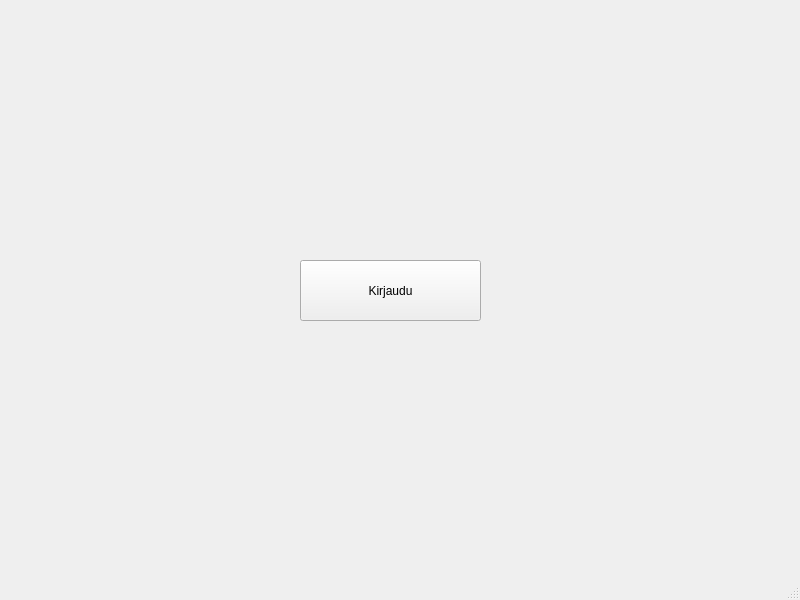
The window that bankautomat/mainwindow.ui (tvt21kmo-bank-project/group_5) describes before a commit, drawn with Qt 5.
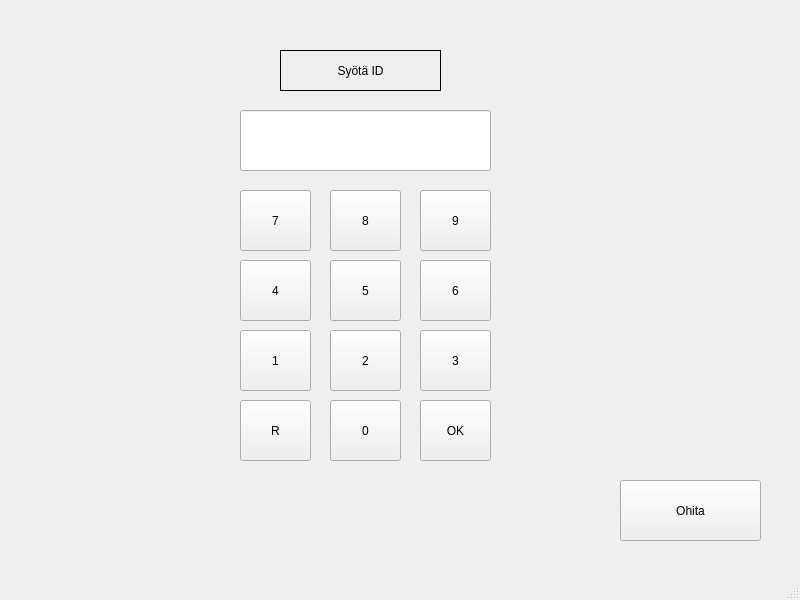
The same window after the commit.

What changed in the file:
```diff
--- a/bankautomat/mainwindow.ui
+++ b/bankautomat/mainwindow.ui
@@ -17,14 +17,199 @@
    <widget class="QPushButton" name="btnKirjaudu">
     <property name="geometry">
      <rect>
-      <x>300</x>
+      <x>620</x>
+      <y>480</y>
+      <width>141</width>
+      <height>61</height>
+     </rect>
+    </property>
+    <property name="text">
+     <string>Ohita</string>
+    </property>
+   </widget>
+   <widget class="QPushButton" name="pushButton_7">
+    <property name="geometry">
+     <rect>
+      <x>240</x>
+      <y>190</y>
+      <width>71</width>
+      <height>61</height>
+     </rect>
+    </property>
+    <property name="text">
+     <string>7</string>
+    </property>
+   </widget>
+   <widget class="QPushButton" name="pushButton_10">
+    <property name="geometry">
+     <rect>
+      <x>330</x>
+      <y>400</y>
+      <width>71</width>
+      <height>61</height>
+     </rect>
+    </property>
+    <property name="text">
+     <string>0</string>
+    </property>
+   </widget>
+   <widget class="QPushButton" name="pushButton">
+    <property name="geometry">
+     <rect>
+      <x>240</x>
+      <y>330</y>
+      <width>71</width>
+      <height>61</height>
+     </rect>
+    </property>
+    <property name="text">
+     <string>1</string>
+    </property>
+   </widget>
+   <widget class="QPushButton" name="pushButton_3">
+    <property name="geometry">
+     <rect>
+      <x>420</x>
+      <y>330</y>
+      <width>71</width>
+      <height>61</height>
+     </rect>
+    </property>
+    <property name="text">
+     <string>3</string>
+    </property>
+   </widget>
+   <widget class="QPushButton" name="pushButton_2">
+    <property name="geometry">
+     <rect>
+      <x>330</x>
+      <y>330</y>
+      <width>71</width>
+      <height>61</height>
+     </rect>
+    </property>
+    <property name="text">
+     <string>2</string>
+    </property>
+   </widget>
+   <widget class="QPushButton" name="pushButton_5">
+    <property name="geometry">
+     <rect>
+      <x>330</x>
       <y>260</y>
-      <width>181</width>
+      <width>71</width>
       <height>61</height>
      </rect>
     </property>
     <property name="text">
-     <string>Kirjaudu</string>
+     <string>5</string>
+    </property>
+   </widget>
+   <widget class="QPushButton" name="pushButton_6">
+    <property name="geometry">
+     <rect>
+      <x>420</x>
+      <y>260</y>
+      <width>71</width>
+      <height>61</height>
+     </rect>
+    </property>
+    <property name="text">
+     <string>6</string>
+    </property>
+   </widget>
+   <widget class="QPushButton" name="pushButton_11">
+    <property name="geometry">
+     <rect>
+      <x>240</x>
+      <y>400</y>
+      <width>71</width>
+      <height>61</height>
+     </rect>
+    </property>
+    <property name="text">
+     <string>R</string>
+    </property>
+   </widget>
+   <widget class="QPushButton" name="pushButton_12">
+    <property name="geometry">
+     <rect>
+      <x>420</x>
+      <y>400</y>
+      <width>71</width>
+      <height>61</height>
+     </rect>
+    </property>
+    <property name="text">
+     <string>OK</string>
+    </property>
+   </widget>
+   <widget class="QPushButton" name="pushButton_4">
+    <property name="geometry">
+     <rect>
+      <x>240</x>
+      <y>260</y>
+      <width>71</width>
+      <height>61</height>
+     </rect>
+    </property>
+    <property name="text">
+     <string>4</string>
+    </property>
+   </widget>
+   <widget class="QPushButton" name="pushButton_8">
+    <property name="geometry">
+     <rect>
+      <x>330</x>
+      <y>190</y>
+      <width>71</width>
+      <height>61</height>
+     </rect>
+    </property>
+    <property name="text">
+     <string>8</string>
+    </property>
+   </widget>
+   <widget class="QPushButton" name="pushButton_9">
+    <property name="geometry">
+     <rect>
+      <x>420</x>
+      <y>190</y>
+      <width>71</width>
+      <height>61</height>
+     </rect>
+    </property>
+    <property name="text">
+     <string>9</string>
+    </property>
+   </widget>
+   <widget class="QLineEdit" name="lineEdit">
+    <property name="geometry">
+     <rect>
+      <x>240</x>
+      <y>110</y>
+      <width>251</width>
+      <height>61</height>
+     </rect>
+    </property>
+   </widget>
+   <widget class="QLabel" name="label">
+    <property name="geometry">
+     <rect>
+      <x>280</x>
+      <y>50</y>
+      <width>161</width>
+      <height>41</height>
+     </rect>
+    </property>
+    <property name="frameShape">
+     <enum>QFrame::Panel</enum>
+    </property>
+    <property name="text">
+     <string>Syötä ID</string>
+    </property>
+    <property name="alignment">
+     <set>Qt::AlignCenter</set>
     </property>
    </widget>
   </widget>
```
